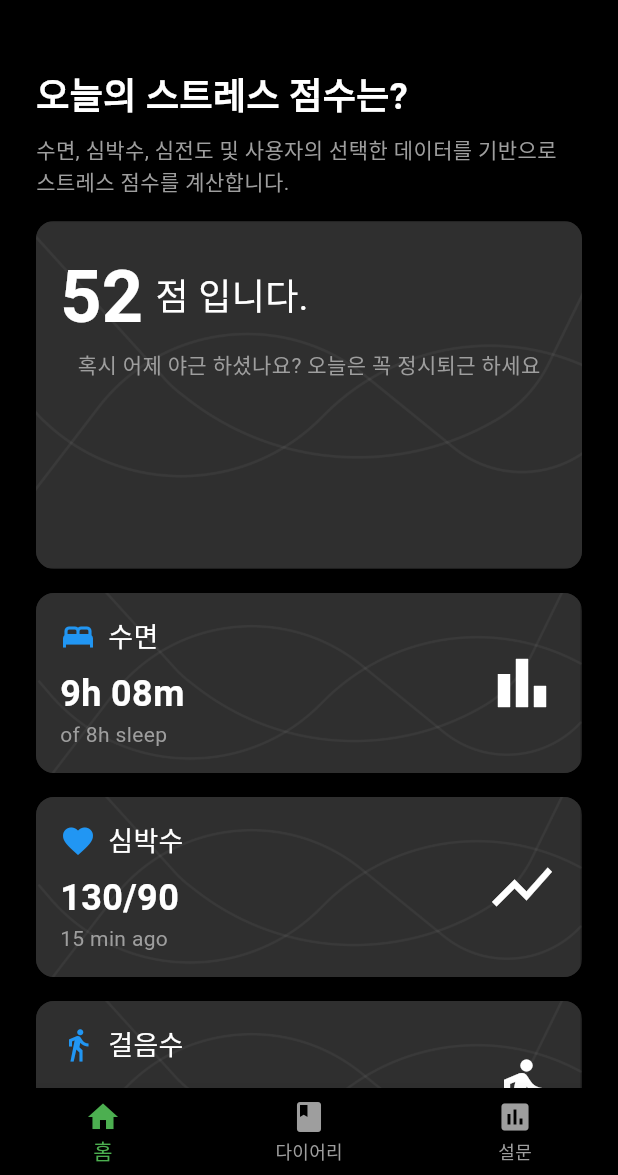
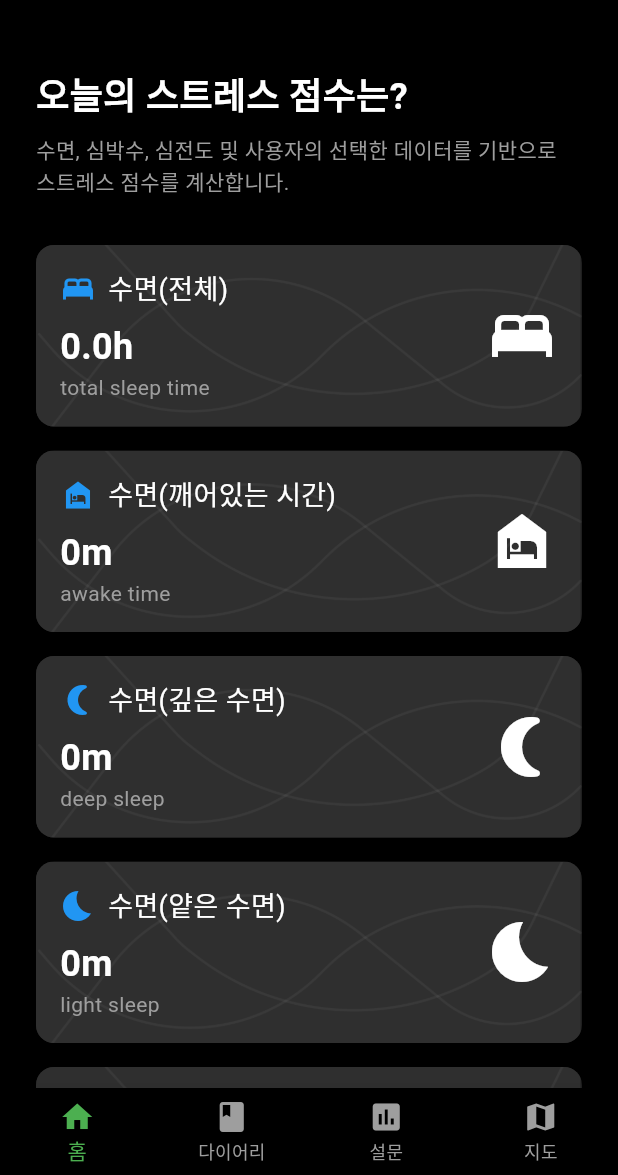
Before and after one commit to userGuideLock/stretching, a Flutter app: the BottomNavigation screen opened directly, on a phone screen of 412 x 824 dp, the part 61-1236 px from its top. Run offline on Flutter 3.47's test engine with Material 3 defaults, Android fonts, the phone set to English and light mode, and no system bars; our stand-ins replace connectivity_plus, get, permission_handler; missing offline and left inert: health.

Commit message:
feat. 헬스 데이터 조회 기능 구현

```diff
--- a/lib/main.dart
+++ b/lib/main.dart
@@ -4,6 +4,7 @@ import 'package:stretching/health/health_page.dart';
 import 'package:stretching/screen/splash_page.dart';
 
 void main() {
+  WidgetsFlutterBinding.ensureInitialized(); // 플러그인 초기화
   runApp(const MyApp());
 }
 
--- a/lib/screen/bottom_navigation.dart
+++ b/lib/screen/bottom_navigation.dart
@@ -2,7 +2,9 @@ import 'package:flutter/material.dart';
 import 'package:get/get.dart';
 import 'home_page.dart';
 import 'diary_page.dart';
-import 'survey_page copy 2.dart';
+
+import 'map_page.dart';
+import 'survey_page.dart';
 
 class BottomNavigationController extends GetxController {
   var currentIndex = 0;
@@ -28,14 +30,17 @@ class BottomNavigation extends StatelessWidget {
               HomePage(),
               DiaryPage(),
               SurveyPage(),
+              MapPage(),
             ],
           ),
           bottomNavigationBar: BottomNavigationBar(
             currentIndex: controller.currentIndex,
             onTap: controller.changeTabIndex,
-            backgroundColor: Colors.black,
+            backgroundColor: Colors.black, // 배경색 설정
             selectedItemColor: Colors.green,
             unselectedItemColor: Colors.grey,
+            type: BottomNavigationBarType
+                .fixed, // 이 설정을 추가하면 배경색이 올바르게 적용될 수 있습니다.
             items: const [
               BottomNavigationBarItem(
                 icon: Icon(Icons.home),
@@ -49,6 +54,10 @@ class BottomNavigation extends StatelessWidget {
                 icon: Icon(Icons.poll),
                 label: '설문',
               ),
+              BottomNavigationBarItem(
+                icon: Icon(Icons.map),
+                label: '지도',
+              ),
             ],
           ),
         );
--- a/lib/screen/home_page.dart
+++ b/lib/screen/home_page.dart
@@ -1,23 +1,210 @@
 import 'package:flutter/material.dart';
 import 'package:get/get.dart';
+import 'package:health/health.dart';
+import 'package:permission_handler/permission_handler.dart';
+import 'package:connectivity_plus/connectivity_plus.dart';
+
+enum AppState {
+  DATA_NOT_FETCHED, // 데이터가 가져오지 않음
+  FETCHING_DATA, // 데이터 가져오는 중
+  DATA_READY, // 데이터 준비 완료
+  NO_DATA, // 데이터 없음
+  AUTHORIZED, // 권한 부여됨
+  AUTH_NOT_GRANTED, // 권한 부여되지 않음
+  AUTH_REQUIRED, // 사용자가 로그인 해야함
+}
 
 class HomeViewController extends GetxController {
-  // 데이터 모델 - 실제로는 API 호출 등을 통해 가져올 수 있음
-  var stressLevel = 52;
-  var sleepHours = '9h 08m';
-  var heartRate = '130/90';
-  var lastChecked = '15 min ago';
-  var steps = '8000';
+  final Health _health = Health();
 
-  void updateData() {
-    // 데이터 업데이트 로직
-    // 예: API 호출 후 데이터를 갱신
-    stressLevel = 45;
-    sleepHours = '7h 30m';
-    heartRate = '120/80';
-    lastChecked = '10 min ago';
-    steps = '6000';
+  var healthDataList = <HealthDataPoint>[];
+  var state = AppState.DATA_NOT_FETCHED;
+
+  var totalSteps = 0;
+  var totalSleepMinutes = 0;
+  var asleepMinutes = 0;
+  var awakeMinutes = 0;
+  var deepSleepMinutes = 0;
+  var lightSleepMinutes = 0;
+  var remSleepMinutes = 0;
+  var averageHeartRate = 0.0;
+  DateTime? lastFetchTime;
+
+  DateTime? stepsFetchTime;
+  DateTime? sleepFetchTime;
+  DateTime? heartRateFetchTime;
+
+  static final types = [
+    HealthDataType.STEPS,
+    HealthDataType.SLEEP_ASLEEP,
+    HealthDataType.SLEEP_AWAKE,
+    HealthDataType.SLEEP_DEEP,
+    HealthDataType.SLEEP_LIGHT,
+    HealthDataType.SLEEP_REM,
+    HealthDataType.HEART_RATE,
+  ];
+
+  List<HealthDataAccess> get permissions =>
+      types.map((e) => HealthDataAccess.READ).toList();
+
+  @override
+  void onInit() {
+    super.onInit();
+    authorize(); // 화면에 들어오자마자 권한 및 데이터 가져오기
+  }
+
+  Future<void> installHealthConnect() async {
+    await Health().installHealthConnect();
+  }
+
+  Future<void> authorize() async {
+    // 모든 관련 권한 요청
+    await Permission.activityRecognition.request();
+    await Permission.location.request();
+    await Permission.sensors.request();
+
+    bool? hasPermissions =
+        await _health.hasPermissions(types, permissions: permissions);
+    if (hasPermissions!) {
+      try {
+        bool authorized =
+            await _health.requestAuthorization(types, permissions: permissions);
+        state = authorized ? AppState.AUTHORIZED : AppState.AUTH_NOT_GRANTED;
+      } catch (error) {
+        debugPrint("권한 부여 중 예외 발생: $error");
+        state = AppState.AUTH_NOT_GRANTED;
+      }
+    } else {
+      state = AppState.AUTHORIZED;
+    }
+
     update();
+
+    if (state == AppState.AUTH_NOT_GRANTED) {
+      _showAuthorizationSnackbar();
+    } else {
+      fetchHealthData();
+    }
+  }
+
+  Future<void> fetchHealthData() async {
+    if (state != AppState.AUTHORIZED) {
+      await authorize();
+    }
+
+    if (state != AppState.AUTHORIZED) {
+      return;
+    }
+
+    state = AppState.FETCHING_DATA;
+    update();
+
+    final now = DateTime.now();
+    final todayStart = DateTime(now.year, now.month, now.day);
+    healthDataList.clear();
+    totalSteps = 0;
+    totalSleepMinutes = 0;
+    asleepMinutes = 0;
+    awakeMinutes = 0;
+    deepSleepMinutes = 0;
+    lightSleepMinutes = 0;
+    remSleepMinutes = 0;
+    averageHeartRate = 0.0;
+
+    try {
+      bool isAuthorized = await _health.requestAuthorization(types);
+      if (!isAuthorized) {
+        state = AppState.AUTH_REQUIRED;
+        update();
+        _showLoginSnackbar();
+        return;
+      }
+
+      List<HealthDataPoint> healthData = await _health.getHealthDataFromTypes(
+        types: types,
+        startTime: todayStart,
+        endTime: now,
+      );
+
+      healthDataList.addAll(healthData);
+      _calculateTotals();
+      lastFetchTime = now; // 데이터 가져온 시간 저장
+    } catch (error) {
+      print("getHealthDataFromTypes에서 예외 발생: $error");
+    }
+    healthDataList = _health.removeDuplicates(healthDataList);
+    state = healthDataList.isEmpty ? AppState.NO_DATA : AppState.DATA_READY;
+    update();
+  }
+
+  void _calculateTotals() {
+    int heartRateCount = 0;
+
+    for (var point in healthDataList) {
+      if (point.value is NumericHealthValue) {
+        var numericValue = (point.value as NumericHealthValue).numericValue;
+
+        if (point.type == HealthDataType.STEPS) {
+          totalSteps += numericValue.toInt();
+          stepsFetchTime = point.dateTo;
+        }
+        if (point.type == HealthDataType.HEART_RATE) {
+          averageHeartRate += numericValue;
+          heartRateCount++;
+          heartRateFetchTime = point.dateTo;
+        }
+        if (point.type == HealthDataType.SLEEP_ASLEEP ||
+            point.type == HealthDataType.SLEEP_AWAKE ||
+            point.type == HealthDataType.SLEEP_DEEP ||
+            point.type == HealthDataType.SLEEP_LIGHT ||
+            point.type == HealthDataType.SLEEP_REM) {
+          totalSleepMinutes += numericValue.toInt();
+          sleepFetchTime = point.dateTo;
+        }
+      }
+    }
+
+    if (heartRateCount > 0) {
+      averageHeartRate /= heartRateCount;
+    }
+  }
+
+  double get totalSleepHours => totalSleepMinutes / 60;
+
+  void _showAuthorizationSnackbar() {
+    Get.snackbar(
+      '권한이 필요합니다',
+      '이 앱은 건강 데이터를 가져오기 위해 권한이 필요합니다. 설정에서 권한을 부여해주세요.',
+      snackPosition: SnackPosition.TOP,
+      duration: const Duration(seconds: 5),
+      mainButton: TextButton(
+        onPressed: () {
+          openAppSettings();
+        },
+        child: const Text(
+          '설정으로 이동',
+          style: TextStyle(color: Colors.white),
+        ),
+      ),
+    );
+  }
+
+  void _showLoginSnackbar() {
+    Get.snackbar(
+      '로그인이 필요합니다',
+      '이 앱은 Google Fit 또는 Apple Health에 로그인해야 데이터를 가져올 수 있습니다. 로그인 이후 헬스 커넥터를 설치하여 허용해주세요.',
+      snackPosition: SnackPosition.TOP,
+      duration: const Duration(seconds: 5),
+      mainButton: TextButton(
+        onPressed: () {
+          fetchHealthData();
+        },
+        child: const Text(
+          '로그인',
+          style: TextStyle(color: Colors.white),
+        ),
+      ),
+    );
   }
 }
 
@@ -52,7 +239,10 @@ class HomePage extends StatelessWidget {
               ),
             ),
           ),
-          body: SingleChildScrollView(
+          body: RefreshIndicator(
+            onRefresh: controller.fetchHealthData,
+            child: SingleChildScrollView(
+              physics: const AlwaysScrollableScrollPhysics(),
               child: Padding(
                 padding: const EdgeInsets.symmetric(horizontal: 24.0),
                 child: Column(
@@ -72,60 +262,101 @@ class HomePage extends StatelessWidget {
                       style: TextStyle(color: Colors.grey, fontSize: 14),
                     ),
                     const SizedBox(height: 16),
-                  Container(
+                    if (controller.lastFetchTime != null)
+                      Text(
+                        '데이터 업데이트 시간: ${controller.lastFetchTime}',
+                        style:
+                            const TextStyle(color: Colors.grey, fontSize: 12),
+                      ),
+                    const SizedBox(height: 16),
+                    _buildDataBox(
+                      icon: Icons.bed,
+                      title: '수면(전체)',
+                      value:
+                          '${controller.totalSleepHours.toStringAsFixed(1)}h',
+                      subTitle: 'total sleep time',
+                      fetchTime: controller.sleepFetchTime,
+                      image: 'images/home_page_box.png',
+                    ),
+                    const SizedBox(height: 16),
+                    _buildDataBox(
+                      icon: Icons.night_shelter,
+                      title: '수면(깨어있는 시간)',
+                      value: '${controller.awakeMinutes}m',
+                      subTitle: 'awake time',
+                      fetchTime: controller.sleepFetchTime,
+                      image: 'images/home_page_box.png',
+                    ),
+                    const SizedBox(height: 16),
+                    _buildDataBox(
+                      icon: Icons.nightlight_round,
+                      title: '수면(깊은 수면)',
+                      value: '${controller.deepSleepMinutes}m',
+                      subTitle: 'deep sleep',
+                      fetchTime: controller.sleepFetchTime,
+                      image: 'images/home_page_box.png',
+                    ),
+                    const SizedBox(height: 16),
+                    _buildDataBox(
+                      icon: Icons.bedtime,
+                      title: '수면(얕은 수면)',
+                      value: '${controller.lightSleepMinutes}m',
+                      subTitle: 'light sleep',
+                      fetchTime: controller.sleepFetchTime,
+                      image: 'images/home_page_box.png',
+                    ),
+                    const SizedBox(height: 16),
+                    _buildDataBox(
+                      icon: Icons.bedroom_baby,
+                      title: '수면(REM 수면)',
+                      value: '${controller.remSleepMinutes}m',
+                      subTitle: 'REM sleep',
+                      fetchTime: controller.sleepFetchTime,
+                      image: 'images/home_page_box.png',
+                    ),
+                    const SizedBox(height: 16),
+                    _buildDataBox(
+                      icon: Icons.favorite,
+                      title: '심박수',
+                      value: controller.averageHeartRate.toStringAsFixed(1),
+                      subTitle: 'BPM',
+                      fetchTime: controller.heartRateFetchTime,
+                      image: 'images/home_page_box.png',
+                    ),
+                    const SizedBox(height: 16),
+                    _buildDataBox(
+                      icon: Icons.directions_walk,
+                      title: '걸음수',
+                      value: controller.totalSteps.toString(),
+                      subTitle: 'steps',
+                      fetchTime: controller.stepsFetchTime,
+                      image: 'images/home_page_box.png',
+                    ),
+                  ],
+                ),
+              ),
+            ),
+          ),
+        );
+      },
+    );
+  }
+
+  Widget _buildDataBox({
+    required IconData icon,
+    required String title,
+    required String value,
+    required String subTitle,
+    required DateTime? fetchTime,
+    required String image,
+  }) {
+    return Container(
       padding: const EdgeInsets.all(16),
       decoration: BoxDecoration(
         color: const Color(0xFF1F1F1F),
         borderRadius: BorderRadius.circular(12),
-                      image: const DecorationImage(
-                        image: AssetImage('images/home_page_box.png'),
-                        fit: BoxFit.cover,
-                      ),
-                    ),
-                    child: Column(
-                      crossAxisAlignment: CrossAxisAlignment.start,
-                      children: [
-                        SizedBox(
-                          width: double.infinity,
-                          height: 200,
-                          child: Column(
-                            children: [
-                              Row(
-                                children: [
-                                  Text(
-                                    '${controller.stressLevel}',
-                                    style: const TextStyle(
-                                        color: Colors.white,
-                                        fontSize: 48,
-                                        fontWeight: FontWeight.bold),
-                                  ),
-                                  const SizedBox(width: 8),
-                                  const Text(
-                                    '점 입니다.',
-                                    style: TextStyle(
-                                        color: Colors.white, fontSize: 24),
-                                  ),
-                                ],
-                              ),
-                              const Text(
-                                '혹시 어제 야근 하셨나요? 오늘은 꼭 정시퇴근 하세요',
-                                style:
-                                    TextStyle(color: Colors.grey, fontSize: 14),
-                              ),
-                            ],
-                          ),
-                        ),
-                      ],
-                    ),
-                  ),
-                  const SizedBox(height: 16),
-                  Container(
-                    padding: const EdgeInsets.all(16),
-                    decoration: BoxDecoration(
-                      color: const Color(0xFF1F1F1F),
-                      borderRadius: BorderRadius.circular(12),
-                      image: const DecorationImage(
-                        image: AssetImage('images/home_page_box.png'),
+        image: DecorationImage(
+          image: AssetImage(image),
           fit: BoxFit.cover,
         ),
       ),
@@ -135,133 +366,38 @@ class HomePage extends StatelessWidget {
           Column(
             crossAxisAlignment: CrossAxisAlignment.start,
             children: [
-                            const Row(
+              Row(
                 children: [
-                                Icon(Icons.bed, color: Colors.blue),
-                                SizedBox(width: 8),
-                                Text('수면',
-                                    style: TextStyle(
-                                        color: Colors.white, fontSize: 18)),
+                  Icon(icon, color: Colors.blue),
+                  const SizedBox(width: 8),
+                  Text(
+                    title,
+                    style: const TextStyle(color: Colors.white, fontSize: 18),
+                  ),
                 ],
               ),
               const SizedBox(height: 8),
               Text(
-                              controller.sleepHours,
-                              style: const TextStyle(
-                                  color: Colors.white,
-                                  fontSize: 24,
-                                  fontWeight: FontWeight.bold),
-                            ),
-                            const Text(
-                              'of 8h sleep',
-                              style:
-                                  TextStyle(color: Colors.grey, fontSize: 14),
-                            ),
-                          ],
-                        ),
-                        const Icon(Icons.bar_chart,
-                            color: Colors.white, size: 48),
-                      ],
-                    ),
-                  ),
-                  const SizedBox(height: 16),
-                  Container(
-                    padding: const EdgeInsets.all(16),
-                    decoration: BoxDecoration(
-                      color: const Color(0xFF1F1F1F),
-                      borderRadius: BorderRadius.circular(12),
-                      image: const DecorationImage(
-                        image: AssetImage('images/home_page_box.png'),
-                        fit: BoxFit.cover,
-                      ),
-                    ),
-                    child: Row(
-                      mainAxisAlignment: MainAxisAlignment.spaceBetween,
-                      children: [
-                        Column(
-                          crossAxisAlignment: CrossAxisAlignment.start,
-                          children: [
-                            const Row(
-                              children: [
-                                Icon(Icons.favorite, color: Colors.blue),
-                                SizedBox(width: 8),
-                                Text('심박수',
-                                    style: TextStyle(
-                                        color: Colors.white, fontSize: 18)),
-                              ],
-                            ),
-                            const SizedBox(height: 8),
-                            Text(
-                              controller.heartRate,
+                value,
                 style: const TextStyle(
                     color: Colors.white,
                     fontSize: 24,
                     fontWeight: FontWeight.bold),
               ),
               Text(
-                              controller.lastChecked,
-                              style: const TextStyle(
-                                  color: Colors.grey, fontSize: 14),
+                subTitle,
+                style: const TextStyle(color: Colors.grey, fontSize: 14),
+              ),
+              if (fetchTime != null)
+                Text(
+                  '데이터 업데이트 시간: $fetchTime',
+                  style: const TextStyle(color: Colors.grey, fontSize: 12),
                 ),
             ],
           ),
-                        const Icon(Icons.show_chart,
-                            color: Colors.white, size: 48),
+          Icon(icon, color: Colors.white, size: 48),
         ],
       ),
-                  ),
-                  const SizedBox(height: 16),
-                  Container(
-                    padding: const EdgeInsets.all(16),
-                    decoration: BoxDecoration(
-                      color: const Color(0xFF1F1F1F),
-                      borderRadius: BorderRadius.circular(12),
-                      image: const DecorationImage(
-                        image: AssetImage('images/home_page_box.png'),
-                        fit: BoxFit.cover,
-                      ),
-                    ),
-                    child: Row(
-                      mainAxisAlignment: MainAxisAlignment.spaceBetween,
-                      children: [
-                        Column(
-                          crossAxisAlignment: CrossAxisAlignment.start,
-                          children: [
-                            const Row(
-                              children: [
-                                Icon(Icons.directions_walk, color: Colors.blue),
-                                SizedBox(width: 8),
-                                Text('걸음수',
-                                    style: TextStyle(
-                                        color: Colors.white, fontSize: 18)),
-                              ],
-                            ),
-                            const SizedBox(height: 8),
-                            Text(
-                              controller.steps,
-                              style: const TextStyle(
-                                  color: Colors.white,
-                                  fontSize: 24,
-                                  fontWeight: FontWeight.bold),
-                            ),
-                            const Text(
-                              'steps',
-                              style:
-                                  TextStyle(color: Colors.grey, fontSize: 14),
-                            ),
-                          ],
-                        ),
-                        const Icon(Icons.directions_walk,
-                            color: Colors.white, size: 48),
-                      ],
-                    ),
-                  ),
-                ],
-              ),
-            ),
-          ),
-        );
-      },
     );
   }
 }
--- a/pubspec.yaml
+++ b/pubspec.yaml
@@ -33,6 +33,7 @@ dependencies:
   get: ^4.6.1
   health: ^10.2.0
   permission_handler: ^11.3.1
+  connectivity_plus: ^2.3.5
 
 
   # The following adds the Cupertino Icons font to your application.
```
Also changed, not shown: lib/screen/survey_page.dart (renamed from lib/screen/survey_page copy 2.dart), pubspec.lock, 4 other files. Lines whose indentation alone changed are shown as unchanged.
